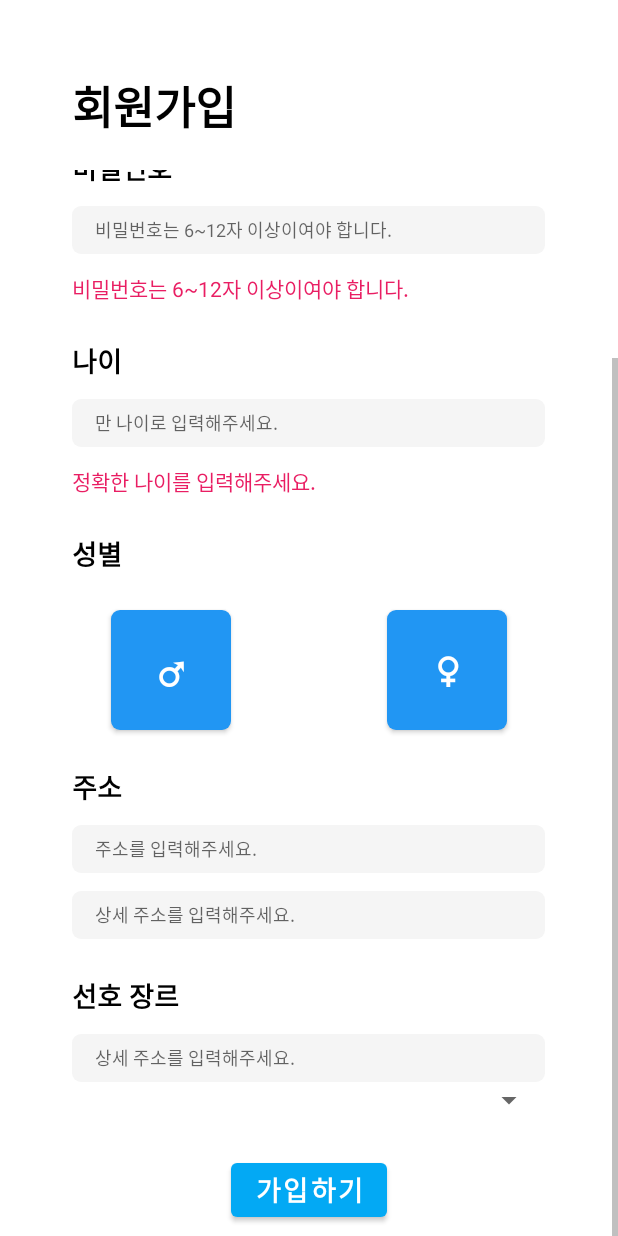
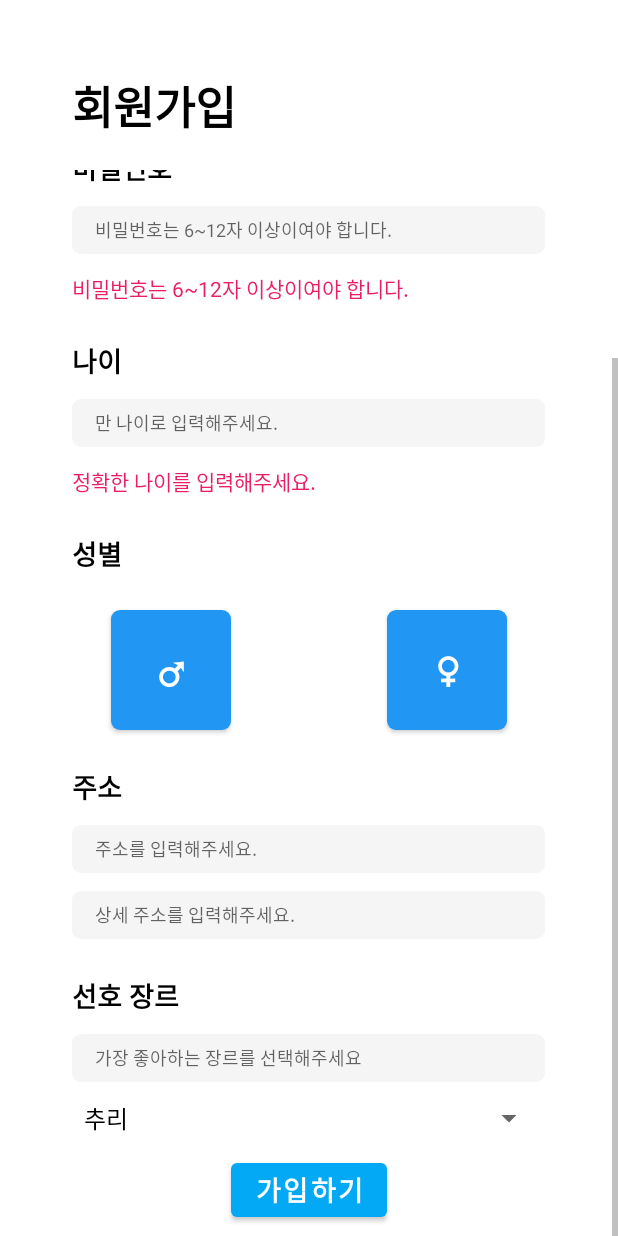
Before and after one commit to young6126/SHbook, an Android app: the RegisterActivity screen opened directly, with no data from a screen before it, scrolled down 148 dp, on a phone screen of 412 x 824 dp. Run offline under Robolectric (Android 15) with nearby library versions, the phone set to English and light mode, and no system bars; our stand-ins replace Firebase (no records; nobody signed in at launch, a user with empty details on screens opened directly).

Commit message:
10.31 RegisterActivity address/spinner DB ADD

```diff
--- a/app/src/main/AndroidManifest.xml
+++ b/app/src/main/AndroidManifest.xml
@@ -29,6 +29,9 @@
 
         <activity android:name=".RegisterActivity">
         </activity>
+        <activity android:name=".AddressApiActivity">
+
+        </activity>
 
 
     </application>
--- a/app/src/main/java/com/example/shbook/LoginActivity.java
+++ b/app/src/main/java/com/example/shbook/LoginActivity.java
@@ -7,8 +7,10 @@ import android.content.Intent;
 import android.os.Bundle;
 import android.util.Log;
 import android.view.View;
+import android.widget.ArrayAdapter;
 import android.widget.Button;
 import android.widget.EditText;
+import android.widget.Spinner;
 import android.widget.TextView;
 import android.widget.Toast;
 import com.google.android.gms.tasks.OnCompleteListener;
@@ -24,13 +26,14 @@ public class LoginActivity extends AppCompatActivity {
     private DatabaseReference mDatabaseRef; //실시간 데이터베이스
     private EditText mEtEmail, mEtPwd; //회원가입 입력필드
 
+
     @Override
     protected void onCreate(Bundle savedInstanceState) {
         super.onCreate(savedInstanceState);
         setContentView(R.layout.login);
 
         mFirebaseAuth = FirebaseAuth.getInstance();
-        mDatabaseRef = FirebaseDatabase.getInstance().getReference("LoginTest005");
+        mDatabaseRef = FirebaseDatabase.getInstance().getReference("Bada-books-user");
 
         mEtEmail = findViewById(R.id.idEdit);
         mEtPwd = findViewById(R.id.pwEdit);
--- a/app/src/main/java/com/example/shbook/RegisterActivity.java
+++ b/app/src/main/java/com/example/shbook/RegisterActivity.java
@@ -17,8 +17,10 @@ import android.util.Log;
 import android.os.Handler;
 import android.view.View;
 import android.webkit.WebView;
+import android.widget.ArrayAdapter;
 import android.widget.Button;
 import android.widget.EditText;
+import android.widget.Spinner;
 import android.widget.TextView;
 import android.widget.Toast;
 
@@ -30,31 +32,53 @@ import com.google.firebase.auth.FirebaseUser;
 import com.google.firebase.database.DatabaseReference;
 import com.google.firebase.database.FirebaseDatabase;
 
+import java.lang.reflect.Array;
+import java.util.ArrayList;
+
 public class RegisterActivity extends AppCompatActivity {
 
     private FirebaseAuth mFirebaseAuth; //파이어베이스 인증처리
     private DatabaseReference mDatabaseRef; //실시간 데이터베이스
 
-    private EditText mEtEmail, mEtPwd, mEtAge, mEtMainAdress; //회원가입 입력필드
+    private EditText mEtEmail, mEtPwd, mEtAge, mEtMainAdress, mEtMainAdress2, mEtFavorite; //회원가입 입력필드
     private Button mBtnRegister; //회원가입 버튼
+    private Spinner spinner1;
 
     private static final int SEARCH_ADDRESS_ACTIVITY = 10000; // 주소 요청코드 상수 request
 
     ActivityResultLauncher<Intent> launcher;
-
 
     @Override
     protected void onCreate(Bundle savedInstanceState) {
         super.onCreate(savedInstanceState);
         setContentView(R.layout.signup_main);
 
+        spinner1 = (Spinner)findViewById(R.id.spinner);
+        final ArrayList<String> list = new ArrayList<>();
+        list.add("추리");
+        list.add("공포");
+        list.add("스릴러");
+        list.add("과학");
+        list.add("판타지");
+        list.add("무협");
+        list.add("게임");
+        list.add("로맨스");
+
+        ArrayAdapter spinnerAdapter;
+        spinnerAdapter = new ArrayAdapter(this,R.layout.support_simple_spinner_dropdown_item, list);
+        spinner1.setAdapter(spinnerAdapter);
+        String spinner_text = spinner1.getSelectedItem().toString();
+
+
         mFirebaseAuth = FirebaseAuth.getInstance();
-        mDatabaseRef = FirebaseDatabase.getInstance().getReference("LoginTest005");
+        mDatabaseRef = FirebaseDatabase.getInstance().getReference("Bada-books-user");
 
         mEtEmail = findViewById(R.id.signinID); //아이디
         mEtPwd = findViewById(R.id.signinID2); //비밀번호
         mEtAge = findViewById(R.id.signinID3); //나이
-        mEtMainAdress = findViewById(R.id.signinID4); //주소검색
+        mEtMainAdress = findViewById(R.id.signinID4); //api text 주소검색
+        mEtMainAdress2 = findViewById(R.id.signinID5); //상세주소
+
 
         //성별,주소,선호장르 지정해야함.
         mBtnRegister = findViewById(R.id.nextBtn);
@@ -103,6 +127,10 @@ public class RegisterActivity extends AppCompatActivity {
                                                                                         String strEmail = mEtEmail.getText().toString();
                                                                                         String strPwd = mEtPwd.getText().toString();
                                                                                         String strAge = mEtAge.getText().toString().trim();
+                                                                                        String strAddress1 = mEtMainAdress.getText().toString();
+                                                                                        String strAddress2 = mEtMainAdress2.getText().toString();
+                                                                                        String strAddress = strAddress1 + strAddress2;
+                                                                                        String strFavorite = spinner_text.toString();
                                                                                         //Firebase Auth  진행
                                                                                         mFirebaseAuth.createUserWithEmailAndPassword(strEmail, strPwd).addOnCompleteListener(RegisterActivity.this, new OnCompleteListener<AuthResult>() {
                                                                                             @Override
@@ -114,6 +142,8 @@ public class RegisterActivity extends AppCompatActivity {
                                                                                                     account.setEmailId(firebaseUser.getEmail());
                                                                                                     account.setPassword(strPwd);
                                                                                                     account.setAge(strAge);
+                                                                                                    account.setAddress(strAddress);
+                                                                                                    account.setFavorite(strFavorite);
                                                                                                     //setValue : database에 insert 하는 행위
                                                                                                     mDatabaseRef.child("UserAccount").child(firebaseUser.getUid()).setValue(account);
                                                                                                     Toast.makeText(RegisterActivity.this, "회원가입에 성공하셨습니다", Toast.LENGTH_SHORT).show();
--- a/app/src/main/res/layout/signup_main.xml
+++ b/app/src/main/res/layout/signup_main.xml
@@ -277,7 +277,7 @@
                 android:layout_marginTop="12dp"
                 android:background="@drawable/edittext_round"
                 android:ems="10"
-                android:hint="상세 주소를 입력해주세요."
+                android:hint="가장 좋아하는 장르를 선택해주세요"
                 android:inputType="number|text"
                 android:paddingLeft="15dp"
                 android:textSize="12sp"
```
Also changed, not shown: app/src/main/java/com/example/shbook/UserAccount.java (+9 -0 lines).
